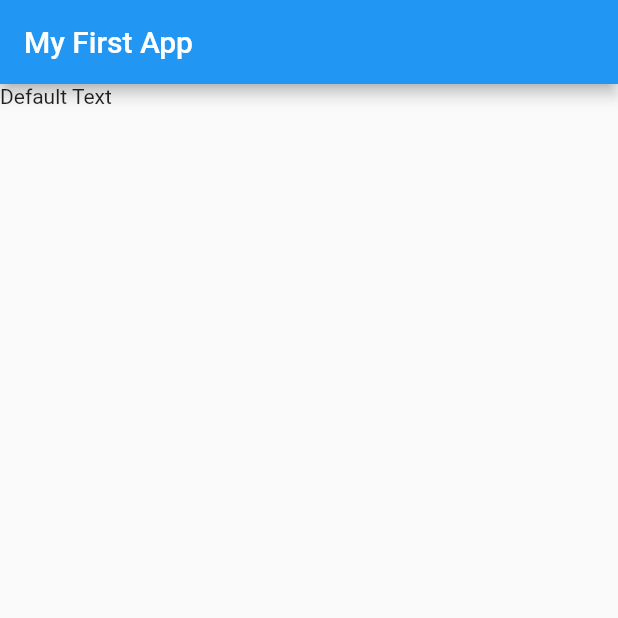
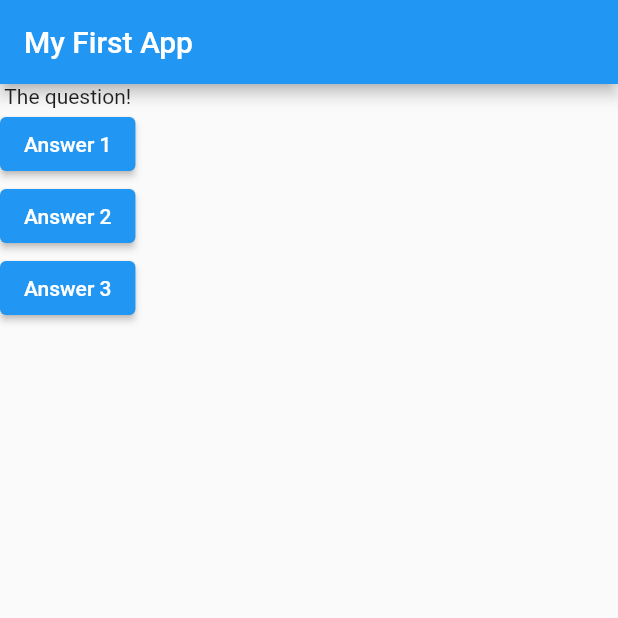
Before and after one commit to hassan-kodexo/flutter-boilerplate, a Flutter app: the screen it shows after launch, on a phone screen of 412 x 824 dp, the top half of it. Run offline on Flutter 3.47's test engine with Material 2 defaults, Android fonts, the phone set to English and light mode, and no system bars.

Commit message:
add buttons

```diff
--- a/lib/main.dart
+++ b/lib/main.dart
@@ -7,6 +7,10 @@ void main() {
 class MyApp extends StatelessWidget {
   const MyApp({super.key});
 
+  void answerQuestion() {
+    print("Answer chosen!");
+  }
+
   @override
   Widget build(BuildContext context) {
     return MaterialApp(
@@ -14,7 +18,14 @@ class MyApp extends StatelessWidget {
         appBar: AppBar(
           title: Text("My First App"),
         ),
-        body: Text("Default Text"),
+        body: Column(
+          children: <Widget>[
+            Text('The question!'),
+            ElevatedButton(onPressed: answerQuestion, child: Text('Answer 1')),
+            ElevatedButton(onPressed: answerQuestion, child: Text('Answer 2')),
+            ElevatedButton(onPressed: answerQuestion, child: Text('Answer 3')),
+          ],
+        ),
       ),
     );
   }
```
